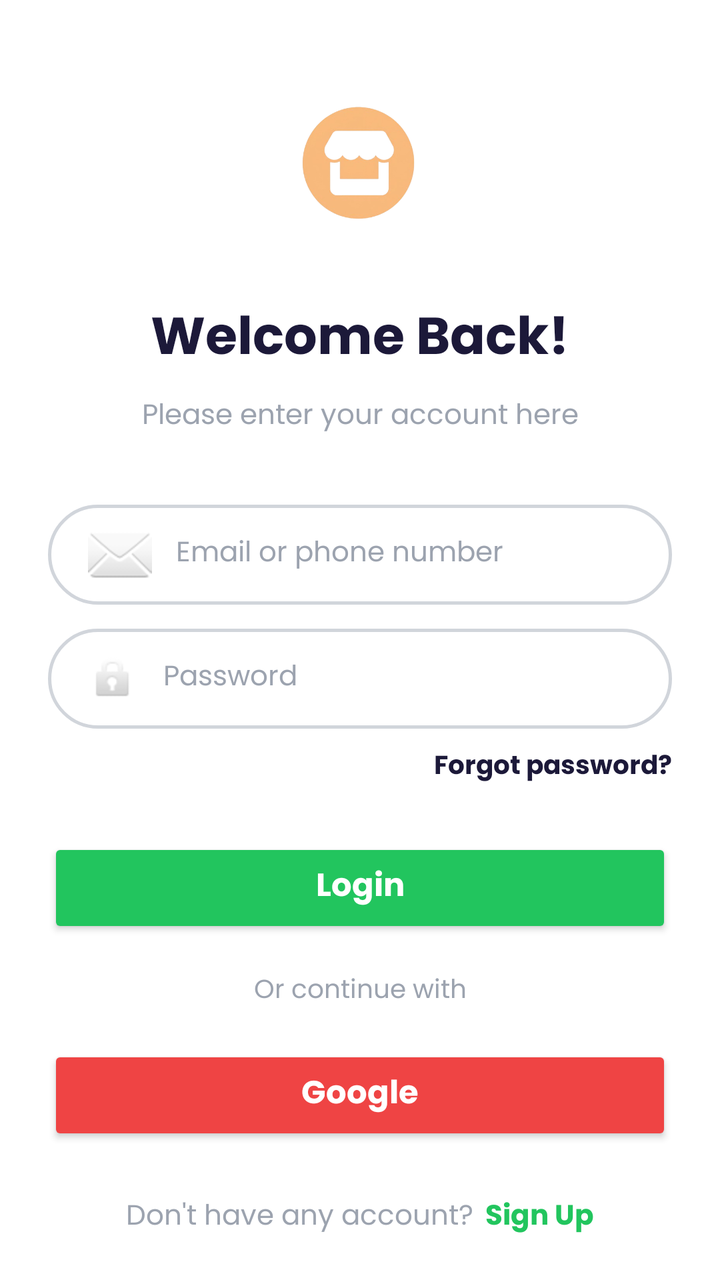
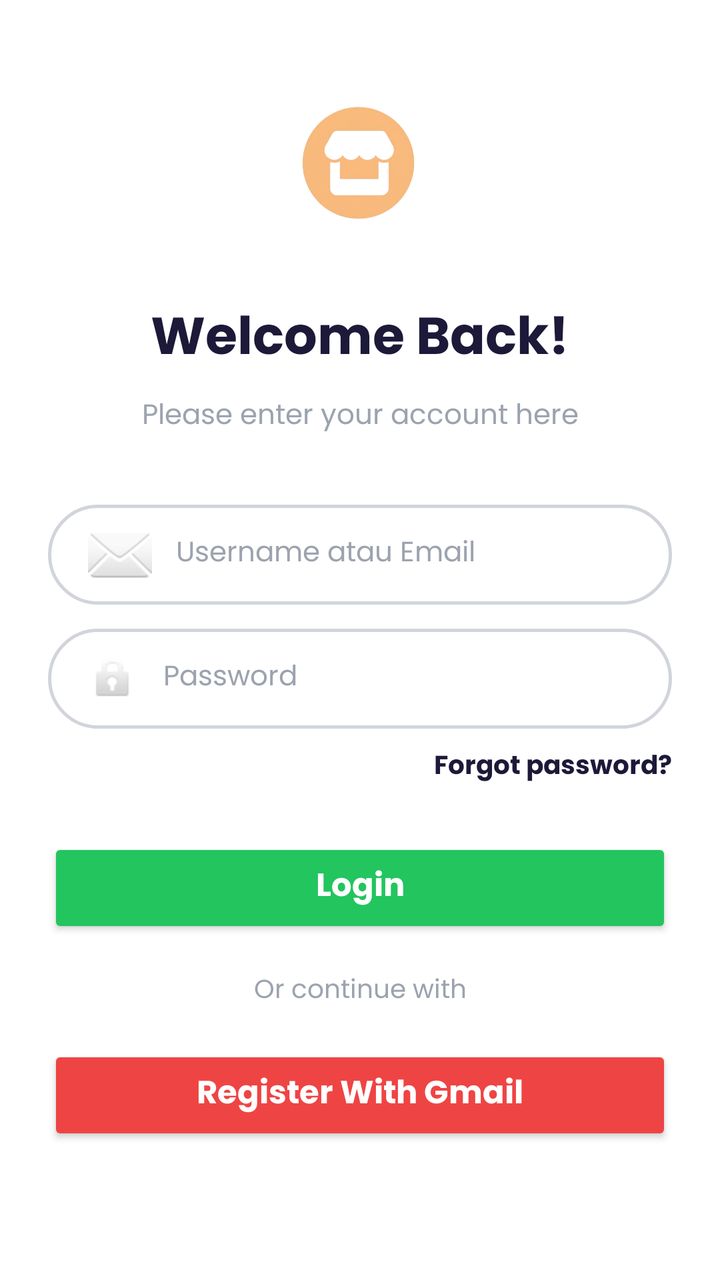

The first picture is an Android layout as it rendered before a commit; the second is the same layout after the commit. The layout source and the unified diff follow.
<!-- AndroidManifest.xml: application theme Theme.Rafifatom -->
<!-- res/layout/activity_login.xml -->
<?xml version="1.0" encoding="utf-8"?>
<androidx.constraintlayout.widget.ConstraintLayout xmlns:android="http://schemas.android.com/apk/res/android"
    xmlns:app="http://schemas.android.com/apk/res-auto"
    xmlns:tools="http://schemas.android.com/tools"
    android:id="@+id/main"
    android:layout_width="match_parent"
    android:layout_height="match_parent"
    android:background="@color/white"
    android:paddingHorizontal="24dp"
    android:paddingTop="32dp"
    tools:context=".Pertemuan3.LoginActivity">

    <ImageView
        android:id="@+id/imgLogo"
        android:layout_width="100dp"
        android:layout_height="100dp"
        android:scaleType="fitCenter"
        android:src="@drawable/umkm"
        app:layout_constraintEnd_toEndOf="parent"
        app:layout_constraintStart_toStartOf="parent"
        app:layout_constraintTop_toTopOf="parent" />

    <TextView
        android:id="@+id/tvWelcome"
        android:layout_width="wrap_content"
        android:layout_height="wrap_content"
        android:layout_marginTop="16dp"
        android:fontFamily="@font/poppins_bold"
        android:text="@string/welcome_back"
        android:textColor="@color/text_primary"
        android:textSize="26sp"
        app:layout_constraintEnd_toEndOf="parent"
        app:layout_constraintStart_toStartOf="parent"
        app:layout_constraintTop_toBottomOf="@id/imgLogo" />

    <TextView
        android:id="@+id/tvSubtitle"
        android:layout_width="wrap_content"
        android:layout_height="wrap_content"
        android:layout_marginTop="4dp"
        android:fontFamily="@font/poppins_regular"
        android:text="@string/subtitle_login"
        android:textColor="@color/text_secondary"
        android:textSize="14sp"
        app:layout_constraintEnd_toEndOf="parent"
        app:layout_constraintStart_toStartOf="parent"
        app:layout_constraintTop_toBottomOf="@id/tvWelcome" />

    <EditText
        android:id="@+id/inputEmail"
        android:layout_width="match_parent"
        android:layout_height="50dp"
        android:layout_marginTop="32dp"
        android:background="@drawable/bg_input_rounded"
        android:drawableStart="@android:drawable/ic_dialog_email"
        android:drawablePadding="12dp"
        android:fontFamily="@font/poppins_regular"
        android:hint="@string/hint_email"
        android:inputType="textEmailAddress"
        android:paddingHorizontal="20dp"
        android:textColorHint="@color/text_secondary"
        android:textSize="14sp"
        app:layout_constraintTop_toBottomOf="@id/tvSubtitle" />

    <EditText
        android:id="@+id/inputPassword"
        android:layout_width="match_parent"
        android:layout_height="50dp"
        android:layout_marginTop="12dp"
        android:background="@drawable/bg_input_rounded"
        android:drawableStart="@android:drawable/ic_lock_idle_lock"
        android:drawablePadding="12dp"
        android:fontFamily="@font/poppins_regular"
        android:hint="@string/hint_password"
        android:inputType="textPassword"
        android:paddingHorizontal="20dp"
        android:textColorHint="@color/text_secondary"
        android:textSize="14sp"
        app:layout_constraintTop_toBottomOf="@id/inputEmail" />

    <TextView
        android:id="@+id/tvForgotPassword"
        android:layout_width="wrap_content"
        android:layout_height="wrap_content"
        android:layout_marginTop="8dp"
        android:fontFamily="@font/poppins_bold"
        android:text="@string/forgot_password"
        android:textColor="@color/text_primary"
        android:textSize="13sp"
        app:layout_constraintEnd_toEndOf="parent"
        app:layout_constraintTop_toBottomOf="@id/inputPassword" />

    <Button
        android:id="@+id/btnLogin"
        android:layout_width="match_parent"
        android:layout_height="50dp"
        android:layout_marginTop="24dp"
        android:backgroundTint="@color/button_green"
        android:fontFamily="@font/poppins_bold"
        android:insetTop="0dp"
        android:insetBottom="0dp"
        android:text="@string/btn_login"
        android:textAllCaps="false"
        android:textColor="@color/white"
        android:textSize="16sp"
        app:cornerRadius="25dp"
        app:layout_constraintTop_toBottomOf="@id/tvForgotPassword" />

    <TextView
        android:id="@+id/tvOr"
        android:layout_width="wrap_content"
        android:layout_height="wrap_content"
        android:layout_marginTop="16dp"
        android:fontFamily="@font/poppins_regular"
        android:text="@string/or_continue_with"
        android:textColor="@color/text_secondary"
        android:textSize="13sp"
        app:layout_constraintEnd_toEndOf="parent"
        app:layout_constraintStart_toStartOf="parent"
        app:layout_constraintTop_toBottomOf="@id/btnLogin" />

    <Button
        android:id="@+id/btnGoogle"
        android:layout_width="match_parent"
        android:layout_height="50dp"
        android:layout_marginTop="16dp"
        android:backgroundTint="@color/button_red"
        android:fontFamily="@font/poppins_bold"
        android:insetTop="0dp"
        android:insetBottom="0dp"
        android:text="@string/btn_google"
        android:textAllCaps="false"
        android:textColor="@color/white"
        android:textSize="16sp"
        app:cornerRadius="25dp"
        app:layout_constraintTop_toBottomOf="@id/tvOr" />

    <LinearLayout
        android:id="@+id/layoutSignUp"
        android:layout_width="wrap_content"
        android:layout_height="wrap_content"
        android:layout_marginTop="24dp"
        android:orientation="horizontal"
        app:layout_constraintEnd_toEndOf="parent"
        app:layout_constraintStart_toStartOf="parent"
        app:layout_constraintTop_toBottomOf="@id/btnGoogle">

        <TextView
            android:layout_width="wrap_content"
            android:layout_height="wrap_content"
            android:fontFamily="@font/poppins_regular"
            android:text="@string/dont_have_account"
            android:textColor="@color/text_secondary"
            android:textSize="14sp" />

        <TextView
            android:id="@+id/tvSignUp"
            android:layout_width="wrap_content"
            android:layout_height="wrap_content"
            android:layout_marginStart="6dp"
            android:fontFamily="@font/poppins_bold"
            android:text="@string/sign_up"
            android:textColor="@color/button_green"
            android:textSize="14sp" />
    </LinearLayout>

</androidx.constraintlayout.widget.ConstraintLayout>
<!-- resources referenced by this layout -->
<resources>
  <color name="button_green">#22C55E</color>
  <color name="button_red">#EF4444</color>
  <color name="text_primary">#1C1939</color>
  <color name="text_secondary">#9CA3AF</color>
  <color name="white">#FFFFFFFF</color>
  <!-- drawable bg_input_rounded (drawable) -->
  <?xml version="1.0" encoding="utf-8"?>
  <shape xmlns:android="http://schemas.android.com/apk/res/android" android:shape="rectangle">
      <solid android:color="@android:color/transparent" />
      <stroke android:width="1.5dp" android:color="#D1D5DB" />
      <corners android:radius="30dp" />
  </shape>
  <!-- drawable umkm: png bitmap (drawable, 61533 bytes) -->
  <string name="btn_google">Google</string>
  <string name="btn_login">Login</string>
  <string name="dont_have_account">Don\'t have any account?</string>
  <string name="forgot_password">Forgot password?</string>
  <string name="hint_email">Email or phone number</string>
  <string name="hint_password">Password</string>
  <string name="or_continue_with">Or continue with</string>
  <string name="sign_up">Sign Up</string>
  <string name="subtitle_login">Please enter your account here</string>
  <string name="welcome_back">Welcome Back!</string>
  <style name="Theme.Rafifatom" parent="Base.Theme.Rafifatom" />
  <style name="Base.Theme.Rafifatom" parent="Theme.Material3.DayNight.NoActionBar">
          
          
      </style>
</resources>

<!-- the commit's change to res/layout/activity_login.xml (unified diff, before → after) -->
@@ -55,7 +55,7 @@
         android:drawableStart="@android:drawable/ic_dialog_email"
         android:drawablePadding="12dp"
         android:fontFamily="@font/poppins_regular"
-        android:hint="@string/hint_email"
+        android:hint="Username atau Email"
         android:inputType="textEmailAddress"
         android:paddingHorizontal="20dp"
         android:textColorHint="@color/text_secondary"
@@ -120,7 +120,7 @@
         app:layout_constraintTop_toBottomOf="@id/btnLogin" />
 
     <Button
-        android:id="@+id/btnGoogle"
+        android:id="@+id/btnRegisterGmail"
         android:layout_width="match_parent"
         android:layout_height="50dp"
         android:layout_marginTop="16dp"
@@ -128,40 +128,11 @@
         android:fontFamily="@font/poppins_bold"
         android:insetTop="0dp"
         android:insetBottom="0dp"
-        android:text="@string/btn_google"
+        android:text="Register With Gmail"
         android:textAllCaps="false"
         android:textColor="@color/white"
         android:textSize="16sp"
         app:cornerRadius="25dp"
         app:layout_constraintTop_toBottomOf="@id/tvOr" />
 
-    <LinearLayout
-        android:id="@+id/layoutSignUp"
-        android:layout_width="wrap_content"
-        android:layout_height="wrap_content"
-        android:layout_marginTop="24dp"
-        android:orientation="horizontal"
-        app:layout_constraintEnd_toEndOf="parent"
-        app:layout_constraintStart_toStartOf="parent"
-        app:layout_constraintTop_toBottomOf="@id/btnGoogle">
-
-        <TextView
-            android:layout_width="wrap_content"
-            android:layout_height="wrap_content"
-            android:fontFamily="@font/poppins_regular"
-            android:text="@string/dont_have_account"
-            android:textColor="@color/text_secondary"
-            android:textSize="14sp" />
-
-        <TextView
-            android:id="@+id/tvSignUp"
-            android:layout_width="wrap_content"
-            android:layout_height="wrap_content"
-            android:layout_marginStart="6dp"
-            android:fontFamily="@font/poppins_bold"
-            android:text="@string/sign_up"
-            android:textColor="@color/button_green"
-            android:textSize="14sp" />
-    </LinearLayout>
-
 </androidx.constraintlayout.widget.ConstraintLayout>
<!-- resource entries referenced after the edit -->
@@ -13,14 +13,10 @@
       <corners android:radius="30dp" />
   </shape>
   <!-- drawable umkm: png bitmap (drawable, 61533 bytes) -->
-  <string name="btn_google">Google</string>
   <string name="btn_login">Login</string>
-  <string name="dont_have_account">Don\'t have any account?</string>
   <string name="forgot_password">Forgot password?</string>
-  <string name="hint_email">Email or phone number</string>
   <string name="hint_password">Password</string>
   <string name="or_continue_with">Or continue with</string>
-  <string name="sign_up">Sign Up</string>
   <string name="subtitle_login">Please enter your account here</string>
   <string name="welcome_back">Welcome Back!</string>
   <style name="Theme.Rafifatom" parent="Base.Theme.Rafifatom" />
